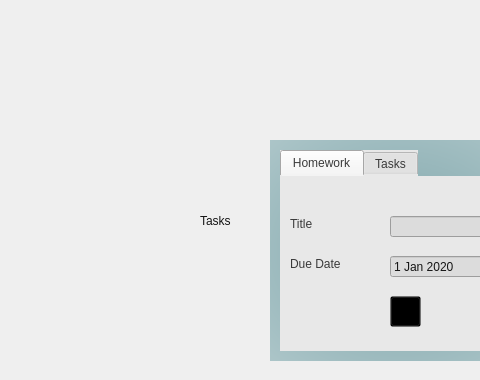
Old version of the form mainwindow.ui in the repository blakefuller/TaskPlanner; both pictures show x 0 to 480 and y 0 to 380 of the 739 by 1011 pixel window.
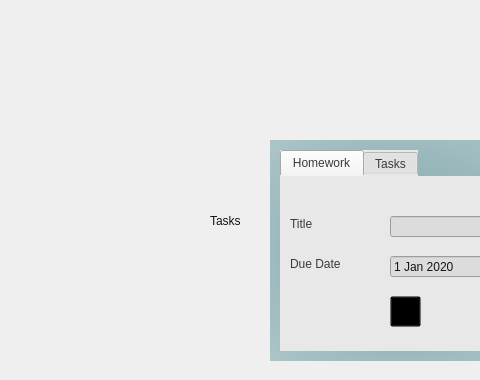
New version of the form. The open tabs and pages were chosen to show the change. Icons and pictures are not drawn.

```diff
--- a/mainwindow.ui
+++ b/mainwindow.ui
@@ -279,7 +279,7 @@
      <widget class="QLabel" name="taskslabel_2">
       <property name="geometry">
        <rect>
-        <x>20</x>
+        <x>30</x>
         <y>20</y>
         <width>51</width>
         <height>21</height>
@@ -344,6 +344,23 @@
        <string/>
       </property>
      </widget>
+     <widget class="QLabel" name="label_15">
+      <property name="geometry">
+       <rect>
+        <x>10</x>
+        <y>10</y>
+        <width>31</width>
+        <height>41</height>
+       </rect>
+      </property>
+      <property name="styleSheet">
+       <string notr="true">background-color:transparent;
+border-image: url(:/Images/Images/aesthetic touches.png);</string>
+      </property>
+      <property name="text">
+       <string/>
+      </property>
+     </widget>
     </widget>
    </widget>
    <widget class="QLabel" name="label">
```
Left out of the diff: 23 changed lines with no effect on the pictures.
